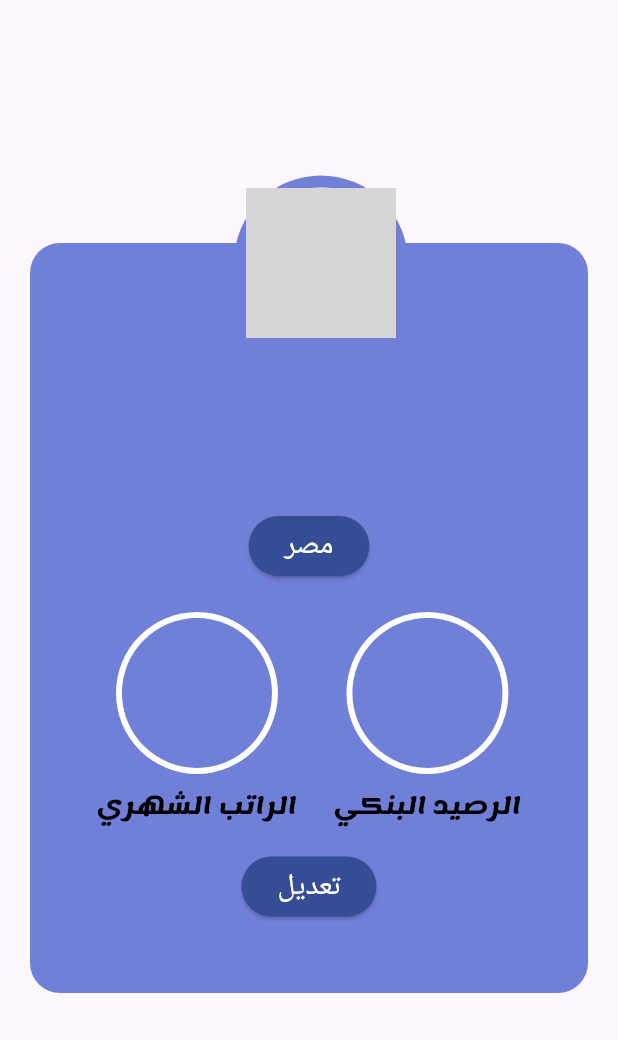
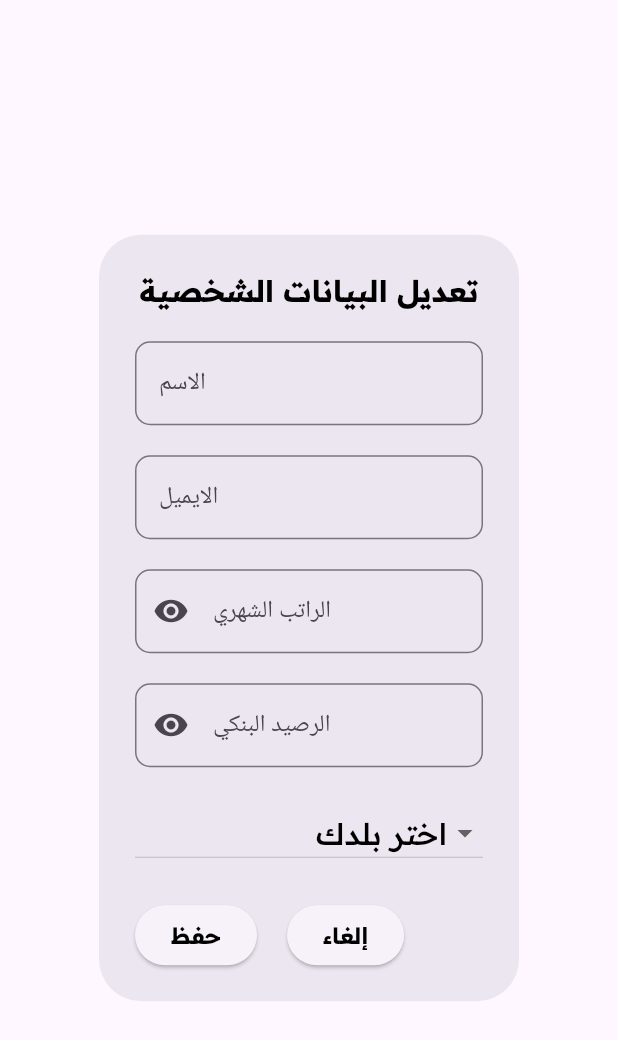
Before and after one commit to wessam2elsayed/mizan_app, a Flutter app: the EditPersonalData widget shown alone on an empty page, opened directly, on a phone screen of 412 x 824 dp. Shown: the top 1040 px of the screen. Run offline on Flutter 3.47's test engine with Material 3 defaults, Android fonts, the phone set to English and light mode, and no system bars; our stand-ins replace hive; accounts and stored records are empty; grey boxes are pictures that could not be loaded.

Commit message:
edit personal data

```diff
--- a/lib/core/models/hive_map_model.dart
+++ b/lib/core/models/hive_map_model.dart
@@ -1,8 +1,8 @@
 class HiveMapModel {
  final String name;
  final String email;
- final int salary;
- final int balance;
+ final num salary;
+ final num balance;
 
  const HiveMapModel({
    required this.name,
--- a/lib/core/strings/app_strings.dart
+++ b/lib/core/strings/app_strings.dart
@@ -15,5 +15,10 @@ class AppStrings {
   static String chooseCurrency="اختر العملة المراد تحويلها";
   static String entermoney="ادخل المبلغ";
   static String convert="تحويل";
+  static String editPersonalData="تعديل البيانات الشخصية";
+  static String save="حفظ";
+  static String cancel="إلغاء";
+  static String AqsatLabel="فى هذه الغرفة يتم عرض أو إضافة أو حذف الأقساط الملتزم بها حاليا";
+  static String noAqsat="ليس لديك أى قسط بعد";
 
 }
--- a/lib/core/theme/app_colors.dart
+++ b/lib/core/theme/app_colors.dart
@@ -5,9 +5,10 @@ class AppColors {
   static const lightBlue = Color.fromARGB(255, 112, 127, 215);
   static const blue = Color.fromARGB(255, 53, 77, 148);
   static const darkBlue = Color.fromARGB(255, 16, 36, 96);
-  static const grey = Color.fromARGB(255, 184, 187, 194);
+  static const gray = Color.fromARGB(255, 184, 187, 194);
   static const green = Color.fromARGB(255, 32, 79, 64);
   static const lightGreen = Color.fromARGB(255, 134, 151, 146);
   static const black = Color.fromARGB(255, 0, 0, 0);
   static const white = Color.fromARGB(255, 255, 255, 255);
+
 }
--- a/lib/presentation/screens/login_screen.dart
+++ b/lib/presentation/screens/login_screen.dart
@@ -61,7 +61,7 @@ class _LoginScreenState extends State<LoginScreen> {
               const SizedBox(height: 20,),
               Salary(salaryController: salaryController,),
               const SizedBox(height: 20,),
-              Balance(balaanceController: balanceController,),
+              Balance(balanceController: balanceController,),
               const SizedBox(height: 20,),
               ChooseCountry(),
 
@@ -74,8 +74,8 @@ class _LoginScreenState extends State<LoginScreen> {
               HiveModel().addData(HiveMapModel(
                   name:nameController.text,
                     email: emailController.text,
-                    salary: int.parse(salaryController.text),
-                    balance: int.parse(balanceController.text),
+                    salary: num.parse(salaryController.text),
+                    balance: num.parse(balanceController.text),
                  ));
             });
 
--- a/lib/presentation/screens/personal_data.dart
+++ b/lib/presentation/screens/personal_data.dart
@@ -1,6 +1,6 @@
 import 'package:flutter/material.dart';
 import 'package:mizan_app/core/theme/app_colors.dart';
-import 'package:mizan_app/presentation/widgets/edit_personal_data.dart';
+import 'package:mizan_app/presentation/widgets/personal_data_container.dart';
 import 'package:mizan_app/presentation/widgets/logout_row.dart';
 
 class PersonalData extends StatefulWidget {
@@ -20,7 +20,7 @@ class _PersonalDataState extends State<PersonalData> {
           const SizedBox(height: 50,),
           LogoutRow(),
            const SizedBox(height: 50,),
-          EditPersonalData(),
+          PersonalDataContainer(),
 
         ],
       ),
--- a/lib/presentation/widgets/balance.dart
+++ b/lib/presentation/widgets/balance.dart
@@ -3,8 +3,8 @@ import 'package:flutter/services.dart';
 import 'package:mizan_app/core/strings/app_strings.dart';
 
 class Balance extends StatefulWidget {
-  final TextEditingController balaanceController;
-  const Balance({super.key, required this.balaanceController});
+  final TextEditingController balanceController;
+  const Balance({super.key, required this.balanceController});
 
   @override
   State<Balance> createState() => _BalanceState();
@@ -17,7 +17,7 @@ class _BalanceState extends State<Balance> {
   @override
   Widget build(BuildContext context) {
     return TextFormField(
-              controller:widget.balaanceController,
+              controller:widget.balanceController,
               obscureText: secureText,
               // textDirection: TextDirection.rtl,
               textAlign: TextAlign.right,
--- a/lib/presentation/widgets/edit_personal_data.dart
+++ b/lib/presentation/widgets/edit_personal_data.dart
@@ -1,9 +1,13 @@
 import 'package:flutter/material.dart';
+import 'package:mizan_app/core/models/hive_map_model.dart';
 import 'package:mizan_app/core/models/hive_model.dart';
-import 'package:mizan_app/core/routes/app_routes.dart';
 import 'package:mizan_app/core/strings/app_strings.dart';
 import 'package:mizan_app/core/theme/app_colors.dart';
-import 'package:mizan_app/presentation/widgets/circle_text_column.dart';
+import 'package:mizan_app/presentation/widgets/balance.dart';
+import 'package:mizan_app/presentation/widgets/choose_country.dart';
+import 'package:mizan_app/presentation/widgets/email.dart';
+import 'package:mizan_app/presentation/widgets/name.dart';
+import 'package:mizan_app/presentation/widgets/salary.dart';
 
 class EditPersonalData extends StatefulWidget {
   const EditPersonalData({super.key});
@@ -13,124 +17,83 @@ class EditPersonalData extends StatefulWidget {
 }
 
 class _EditPersonalDataState extends State<EditPersonalData> {
-   String username="";
-   String email="";
-   String salary="";
-   String balance="";
-   String selectedCountry="";
 
+  final  nameController = TextEditingController();
+  final emailController = TextEditingController();
+  final salaryController = TextEditingController();
+  final balanceController = TextEditingController();
 
-  @override
-  void initState() {
-    super.initState();
-    final data = HiveModel().getData();
-    if(data.isNotEmpty){
-      setState(() {
-        username=data[0].name;
-        email=data[0].email;
-        salary = data[0].salary.toString();
-        balance = data[0].balance.toString();
-      });
-    }
+  final _formKey = GlobalKey<FormState>();
 
-  }
+  final HiveModel hiveModel=HiveModel();
 
   @override
   Widget build(BuildContext context) {
-    return Center(
-      child: Stack(
-        clipBehavior: Clip.none,
-        children: [
-        Padding(
-          padding: const EdgeInsets.all(20),
-          child: Container(
-            width: MediaQuery.of(context).size.width,
-            height: 500,
-            decoration: BoxDecoration(
-              color: AppColors.lightBlue,
-             borderRadius: BorderRadius.circular(20),),
+    return AlertDialog(
+       title: Form(
+          key: _formKey,
+         child: Column(children: [
+          Text(AppStrings.editPersonalData,
+                        style: TextStyle(
+                          fontSize: 20,
+                          color: AppColors.black,
+                          fontWeight: FontWeight.bold,
+                          fontFamily: "ReadexPro",),),
 
-          ),
-        ),
-         Positioned(
-           top: -25,
-           left: MediaQuery.of(context).size.width/2-50,
-           child: CircleAvatar(
-                radius: 58,
-                backgroundColor: AppColors.lightBlue,
-                child: CircleAvatar(
-                  backgroundImage: AssetImage("assets/images/slogan.gif"),
-                  radius: 50,
-                  backgroundColor: AppColors.white,
-                ),
-              ),
-         ),
-       Positioned(
-            top: 100,
-            left: 40,
-            right: 40,
-         child: Column(
-              children: [
+                           const SizedBox(height: 20,),
+                           Name(nameController: nameController,),
+                           const SizedBox(height: 20,),
+                           Email(emailController: emailController,),
+                           const SizedBox(height: 20,),
+                           Salary(salaryController: salaryController,),
+                           const SizedBox(height: 20,),
+                           Balance(balanceController: balanceController,),
+                           const SizedBox(height: 20,),
+                           ChooseCountry(),
+                           const SizedBox(height: 20,),
 
-              Text(username,
-              style: TextStyle(
-                fontSize: 20,
-                color: AppColors.black
-              ),),
-              const SizedBox(height: 20,),
-              Text(email,
-              style: TextStyle(
-                fontSize: 20,
-                color: AppColors.black
-              ),),
-              const SizedBox(height: 20,),
-              ElevatedButton(
-                style: ElevatedButton.styleFrom(
-                backgroundColor: AppColors.blue),
-                onPressed: (){},
-               child: Text(AppStrings.egypt,
-              style: TextStyle(
-                fontSize: 20,
-                color: AppColors.white
-              ),
-              ),
-              ),
-              const SizedBox(height: 20,),
+                           Row(children: [
+                            ElevatedButton(
+                              onPressed:
+                              (){
+                                if(_formKey.currentState!.validate()){
+                                   setState(() {
+                                     HiveModel().updateData(0,HiveMapModel(
+                                     name:nameController.text,
+                                     email: emailController.text,
+                                     salary: num.parse(salaryController.text),
+                                     balance: num.parse(balanceController.text),
+                                    ).toMap()
+                                    );
+                                   });
 
-              Row(
-                mainAxisAlignment: MainAxisAlignment.spaceEvenly,
-                children: [
-                  CircleTextColumn(bal: salary, txt: AppStrings.salary,),
+                                    Navigator.of(context).pop();
 
-                CircleTextColumn(bal: balance, txt: AppStrings.balance,)
+                                };
+                              },
+                             child: Text(AppStrings.save,
+                             style: TextStyle(
+                          fontSize: 15,
+                          color: AppColors.black,
+                          fontWeight: FontWeight.bold,
+                          fontFamily: "ReadexPro",),)),
 
-              ],),
-               const SizedBox(height: 20,),
+                            const SizedBox(width: 20,),
+                            ElevatedButton(
+                              onPressed: (){
+                                Navigator.of(context).pop();
+                              },
+                               child: Text(AppStrings.cancel,
+                               style: TextStyle(
+                          fontSize: 15,
+                          color: AppColors.black,
+                          fontWeight: FontWeight.bold,
+                          fontFamily: "ReadexPro",),)),
+                           ],)
 
-              ElevatedButton(
-                style: ElevatedButton.styleFrom(
-                backgroundColor: AppColors.blue),
-                onPressed: (){
-                  Navigator.of(context).pushReplacementNamed(AppRoutes.loginScreen);
+         ],),
+       )
 
-
-                },
-               child: Text(AppStrings.edit,
-              style: TextStyle(
-                fontSize: 20,
-                color: AppColors.white
-              ),
-              ),
-              ),
-              ],
-            ),
-       ),
-
-
-
-      ],
-
-      ),
     );
   }
 }
```
Also changed, not shown: lib/presentation/widgets/personal_data_container.dart (added, +145 -0 lines).
